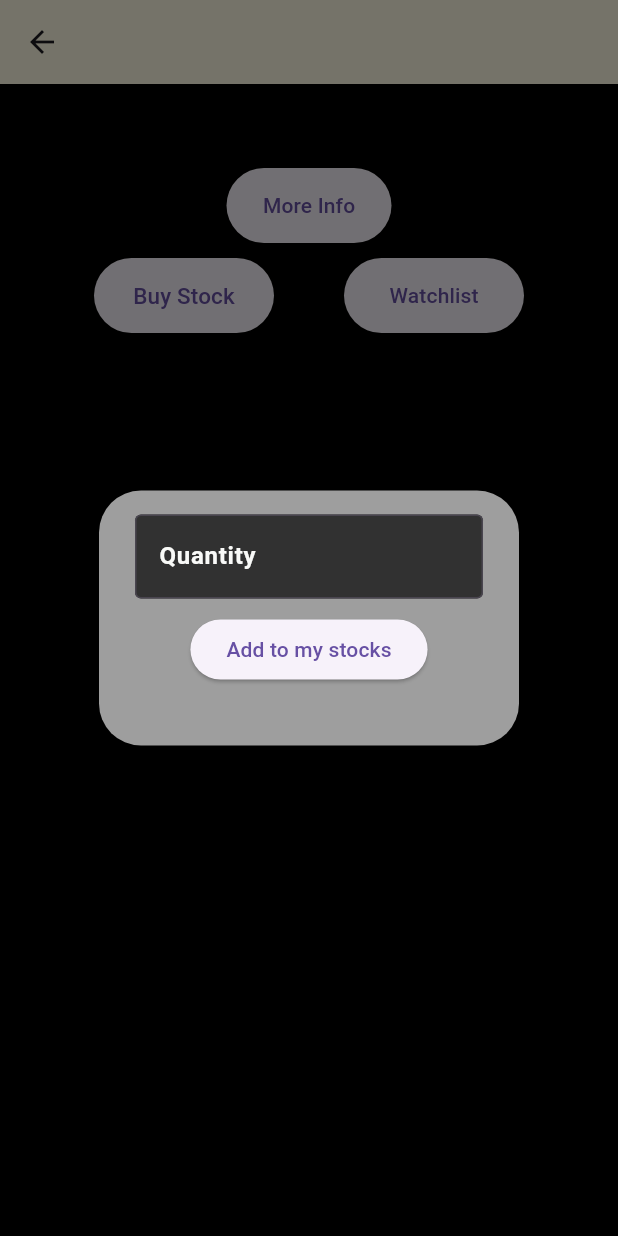
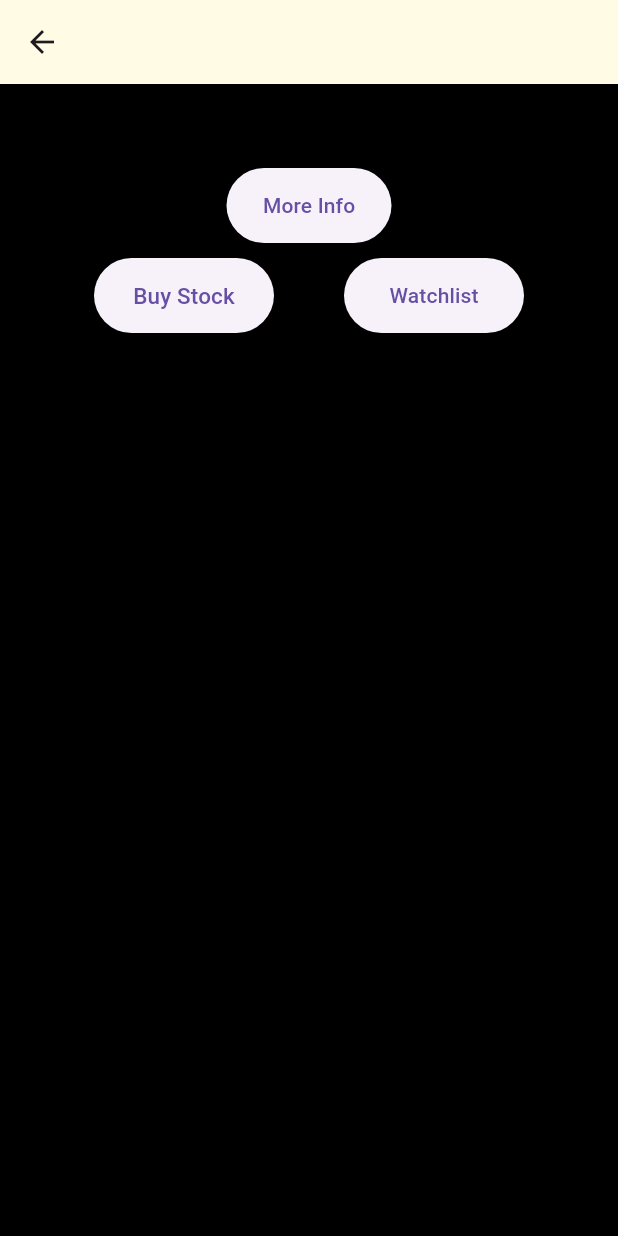
Before and after one commit to stranger-scripts-06/investment-manager, a Flutter app: the SearchResultsPage screen opened directly with empty values, after a tap on "Buy Stock", on a phone screen of 412 x 824 dp. Run offline on Flutter 3.47's test engine with Material 3 defaults, Android fonts, the phone set to English and light mode, and no system bars; our stand-ins replace cloud_firestore, firebase_auth, firebase_core, flutter_svg; missing offline and left inert: flutter_webview_plugin; accounts and stored records are empty; network calls fail.

Commit message:
Most of stocks working

```diff
--- a/lib/pages/indivstock.dart
+++ b/lib/pages/indivstock.dart
@@ -111,53 +111,7 @@ class _SearchResultsPageState extends State<SearchResultsPage> {
                     mainAxisAlignment: MainAxisAlignment.spaceEvenly,
                     children:[
                       ElevatedButton(onPressed: (){
-                        showDialog(context: context, builder: (context){
-                          return AlertDialog(
-                            backgroundColor: Colors.grey,
-                            content: Container(
-                              height: 130,
-                              width: 200,
-                              child: Column(
-                                children: [
-                                  TextField(
-                                    controller: _quantityController,
-                                    decoration: InputDecoration(
-                                      iconColor: Colors.white,
-                                      labelText: ("Quantity"),
-                                      labelStyle: TextStyle(
-                                          fontWeight: FontWeight.bold,
-                                          color: Color(0xFFF9FAF8)),
-                                      hintText: ("Enter the number of stocks you want"),
-                                      hintStyle: TextStyle(
-                                        color: Color(0xFFF9FAF8),
-                                      ),
-                                      border: OutlineInputBorder(),
-                                      fillColor: Color(0xFF313131),
-                                      filled: true,
-                                      focusedBorder: OutlineInputBorder(
-                                        borderSide: BorderSide(
-                                          color: Color(0xFFF0E68C),
-                                        ),
-                                      ),
-                                    ),
-                                  ),
-                                  SizedBox(
-                                    height: 10,
-                                  ),
-                                  ElevatedButton(onPressed: (){
-                                      var quantity = int.parse(_quantityController.text.trim());
-                                      addStocks(stockSymbol, double.parse(stockData['05. price']), quantity, email);
-                                      Navigator.of(context).pop();
-                                      Navigator.of(context).pushNamed('/stocks');
-                                    },
-                                      child: Text("Add to my stocks"),
-                                    ),
-                                  ],
-                                ),
-                            ),
-                            );
-                            },
-                          );
+                          addStocks(stockSymbol, double.parse(stockData['05. price']), 1, email);
                         },
                           child: Text("Buy Stock",
                           style: TextStyle(
```
